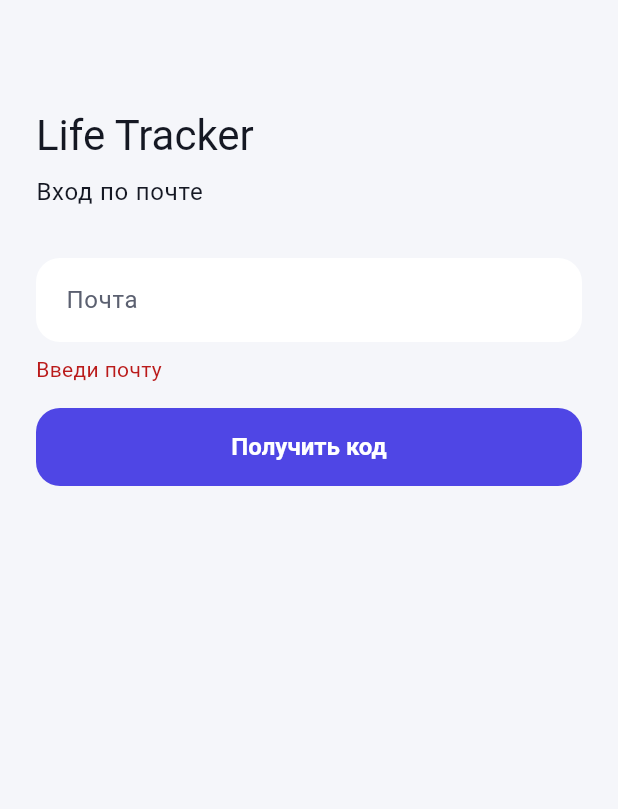
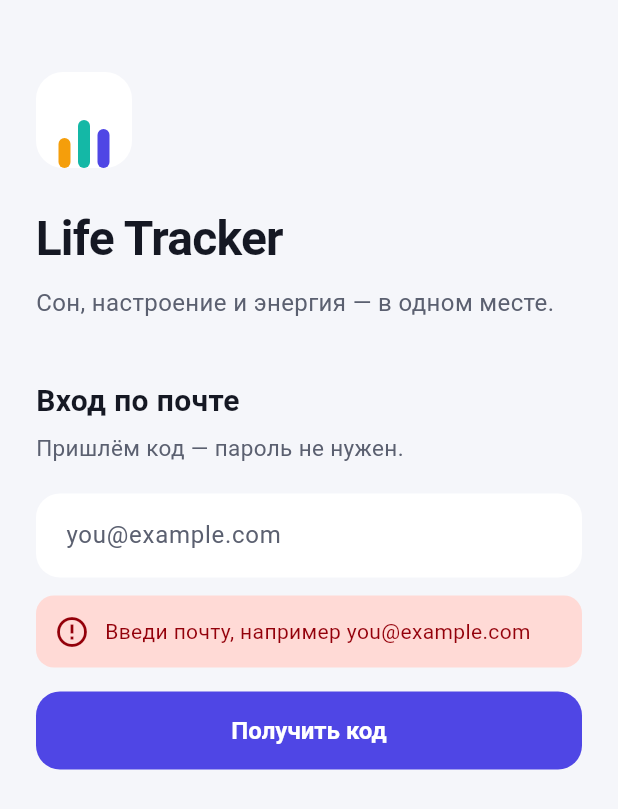
Before and after one commit to Ex1zed/life-tracker, a Flutter app: the screen it shows after launch, after a tap on "Получить код", on a phone screen of 412 x 824 dp. Shown: the top 809 px of the screen. Run offline on Flutter 3.47's test engine with Material 3 defaults, Android fonts, the phone set to English and light mode, and no system bars; our stand-ins replace dio, drift, drift_flutter, flutter_local_notifications, flutter_riverpod, flutter_secure_storage and 4 more; accounts and stored records are empty; generated files the repository leaves out were written again; network calls fail.

Commit message:
Redesign login screen: brand mark, auto sign-in, resend countdown

```diff
--- a/app/lib/features/auth/login_screen.dart
+++ b/app/lib/features/auth/login_screen.dart
@@ -1,7 +1,10 @@
+import 'dart:async';
+
 import 'package:flutter/services.dart';
 import 'package:flutter_riverpod/flutter_riverpod.dart';
 import 'package:material_ui/material_ui.dart';
 
+import '../../core/theme.dart';
 import '../../data/providers.dart';
 import '../../data/repositories/auth_repository.dart';
 import 'auth_controller.dart';
@@ -14,23 +17,32 @@ class LoginScreen extends ConsumerStatefulWidget {
 }
 
 class _LoginScreenState extends ConsumerState<LoginScreen> {
+  /// Same as RESEND_INTERVAL on the server.
+  static const _resendDelay = 60;
+
   final _emailController = TextEditingController();
   final _codeController = TextEditingController();
   bool _codeSent = false;
   bool _busy = false;
   String? _error;
 
+  /// Seconds until "send again" is allowed; 0 = allowed now.
+  int _resendIn = 0;
+  Timer? _resendTimer;
+
   String get _email => _emailController.text.trim();
 
   Future<void> _requestCode() async {
     if (!_email.contains('@')) {
-      setState(() => _error = 'Введи почту');
+      setState(() => _error = 'Введи почту, например you@example.com');
       return;
     }
     await _run(
       () async {
         await ref.read(authRepositoryProvider).requestCode(_email);
-        if (mounted) setState(() => _codeSent = true);
+        if (!mounted) return;
+        setState(() => _codeSent = true);
+        _startResendCountdown();
       },
       tooManyMessage: 'Подожди минуту перед новым запросом кода',
     );
@@ -49,7 +61,18 @@ class _LoginScreenState extends ConsumerState<LoginScreen> {
     );
   }
 
-  /// Shared busy/error handling for both buttons.
+  /// Ticks once a second until the server allows a new code.
+  void _startResendCountdown() {
+    _resendTimer?.cancel();
+    setState(() => _resendIn = _resendDelay);
+    _resendTimer = Timer.periodic(const Duration(seconds: 1), (timer) {
+      if (!mounted) return;
+      setState(() => _resendIn--);
+      if (_resendIn <= 0) timer.cancel();
+    });
+  }
+
+  /// Shared busy/error handling for all actions.
   Future<void> _run(
     Future<void> Function() action, {
     required String tooManyMessage,
@@ -86,6 +109,7 @@ class _LoginScreenState extends ConsumerState<LoginScreen> {
 
   @override
   void dispose() {
+    _resendTimer?.cancel();
     _emailController.dispose();
     _codeController.dispose();
     super.dispose();
@@ -93,69 +117,259 @@ class _LoginScreenState extends ConsumerState<LoginScreen> {
 
   @override
   Widget build(BuildContext context) {
-    final theme = Theme.of(context);
+    final colors = AppColors.of(context);
 
     return Scaffold(
       body: SafeArea(
         child: ListView(
-          padding: const EdgeInsets.all(24),
+          padding: const EdgeInsets.fromLTRB(24, 48, 24, 24),
           children: [
-            const SizedBox(height: 48),
-            Text('Life Tracker', style: theme.textTheme.headlineMedium),
+            const Align(alignment: Alignment.centerLeft, child: BrandMark()),
+            const SizedBox(height: 24),
+            const Text(
+              'Life Tracker',
+              style: TextStyle(
+                fontSize: 32,
+                fontWeight: FontWeight.w700,
+                letterSpacing: -0.5,
+              ),
+            ),
             const SizedBox(height: 8),
-            Text('Вход по почте', style: theme.textTheme.bodyLarge),
-            const SizedBox(height: 32),
+            Text(
+              'Сон, настроение и энергия — в одном месте.',
+              style: TextStyle(fontSize: 16, color: colors.muted),
+            ),
+            const SizedBox(height: 40),
+            // Fades between the two steps instead of jumping.
+            AnimatedSwitcher(
+              duration: const Duration(milliseconds: 250),
+              child: _codeSent ? _codeStep() : _emailStep(),
+            ),
+          ],
+        ),
+      ),
+    );
+  }
+
+  Widget _emailStep() {
+    final colors = AppColors.of(context);
+
+    return Column(
+      key: const ValueKey('email-step'),
+      crossAxisAlignment: CrossAxisAlignment.stretch,
+      children: [
+        const _StepTitle('Вход по почте'),
+        const SizedBox(height: 6),
+        Text(
+          'Пришлём код — пароль не нужен.',
+          style: TextStyle(fontSize: 15, color: colors.muted),
+        ),
+        const SizedBox(height: 20),
         TextField(
           controller: _emailController,
-              enabled: !_codeSent && !_busy,
+          enabled: !_busy,
           keyboardType: TextInputType.emailAddress,
           autocorrect: false,
-              decoration: const InputDecoration(
-                labelText: 'Почта',
-                border: OutlineInputBorder(),
+          autofillHints: const [AutofillHints.email],
+          textInputAction: TextInputAction.go,
+          onSubmitted: (_) => _requestCode(),
+          decoration: const InputDecoration(hintText: 'you@example.com'),
         ),
+        if (_error != null) _ErrorBox(_error!),
+        const SizedBox(height: 16),
+        _PrimaryButton(
+          label: 'Получить код',
+          busy: _busy,
+          onPressed: _requestCode,
         ),
-            if (_codeSent) ...[
-              const SizedBox(height: 16),
-              Text('Код отправлен на $_email'),
-              const SizedBox(height: 8),
+      ],
+    );
+  }
+
+  Widget _codeStep() {
+    final colors = AppColors.of(context);
+    final ink = Theme.of(context).colorScheme.onSurface;
+
+    return Column(
+      key: const ValueKey('code-step'),
+      crossAxisAlignment: CrossAxisAlignment.stretch,
+      children: [
+        const _StepTitle('Введи код'),
+        const SizedBox(height: 6),
+        Text.rich(
+          TextSpan(
+            text: 'Отправили 6 цифр на ',
+            children: [
+              TextSpan(
+                text: _email,
+                style: TextStyle(color: ink, fontWeight: FontWeight.w600),
+              ),
+            ],
+          ),
+          style: TextStyle(fontSize: 15, color: colors.muted),
+        ),
+        const SizedBox(height: 20),
         TextField(
           controller: _codeController,
           enabled: !_busy,
           autofocus: true,
           keyboardType: TextInputType.number,
+          autofillHints: const [AutofillHints.oneTimeCode],
           maxLength: 6,
           inputFormatters: [FilteringTextInputFormatter.digitsOnly],
+          textAlign: TextAlign.center,
+          style: const TextStyle(
+            fontSize: 28,
+            fontWeight: FontWeight.w700,
+            letterSpacing: 12,
+          ),
+          // The sixth digit signs in right away: one less tap.
+          onChanged: (value) {
+            if (value.length == 6 && !_busy) _verifyCode();
+          },
           decoration: const InputDecoration(
-                  labelText: 'Код из письма',
-                  border: OutlineInputBorder(),
+            hintText: '••••••',
+            counterText: '', // hide the "0/6" counter
+          ),
+        ),
+        if (_error != null) _ErrorBox(_error!),
+        const SizedBox(height: 16),
+        _PrimaryButton(label: 'Войти', busy: _busy, onPressed: _verifyCode),
+        const SizedBox(height: 8),
+        Row(
+          mainAxisAlignment: MainAxisAlignment.spaceBetween,
+          children: [
+            TextButton(
+              onPressed: _busy ? null : _changeEmail,
+              child: const Text('Изменить почту'),
+            ),
+            TextButton(
+              onPressed: _busy || _resendIn > 0 ? null : _requestCode,
+              child: Text(
+                _resendIn > 0
+                    ? 'Ещё раз через $_resendIn с'
+                    : 'Отправить ещё раз',
               ),
             ),
           ],
-            if (_error != null) ...[
-              const SizedBox(height: 8),
-              Text(_error!, style: TextStyle(color: theme.colorScheme.error)),
+        ),
       ],
-            const SizedBox(height: 16),
-            FilledButton(
-              onPressed: _busy ? null : (_codeSent ? _verifyCode : _requestCode),
-              child: _busy
+    );
+  }
+}
+
+/// App logo: three bars in the colors of the three scores.
+class BrandMark extends StatelessWidget {
+  const BrandMark({super.key, this.size = 64});
+
+  final double size;
+
+  @override
+  Widget build(BuildContext context) {
+    final colors = AppColors.of(context);
+    final unit = size / 64; // proportions are drawn for a 64 px mark
+
+    Widget bar(double height, Color color) => Container(
+          width: 8 * unit,
+          height: height * unit,
+          decoration: BoxDecoration(
+            color: color,
+            borderRadius: BorderRadius.circular(4 * unit),
+          ),
+        );
+
+    return Container(
+      width: size,
+      height: size,
+      decoration: BoxDecoration(
+        color: colors.card,
+        borderRadius: BorderRadius.circular(18 * unit),
+      ),
+      child: Row(
+        mainAxisAlignment: MainAxisAlignment.center,
+        crossAxisAlignment: CrossAxisAlignment.end,
+        children: [
+          bar(20, colors.mood),
+          SizedBox(width: 5 * unit),
+          bar(32, colors.energy),
+          SizedBox(width: 5 * unit),
+          bar(26, colors.productivity),
+          // Lifts the bars off the bottom edge.
+          SizedBox(height: 46 * unit),
+        ],
+      ),
+    );
+  }
+}
+
+class _StepTitle extends StatelessWidget {
+  const _StepTitle(this.text);
+
+  final String text;
+
+  @override
+  Widget build(BuildContext context) {
+    return Text(
+      text,
+      style: const TextStyle(fontSize: 20, fontWeight: FontWeight.w700),
+    );
+  }
+}
+
+/// Full-width main button; shows a spinner while a request is running.
+class _PrimaryButton extends StatelessWidget {
+  const _PrimaryButton({
+    required this.label,
+    required this.busy,
+    required this.onPressed,
+  });
+
+  final String label;
+  final bool busy;
+  final VoidCallback onPressed;
+
+  @override
+  Widget build(BuildContext context) {
+    return FilledButton(
+      onPressed: busy ? null : onPressed,
+      child: busy
           ? const SizedBox.square(
               dimension: 20,
               child: CircularProgressIndicator(strokeWidth: 2),
             )
-                  : Text(_codeSent ? 'Войти' : 'Получить код'),
+          : Text(label),
+    );
+  }
+}
+
+/// Error message in a tinted box, easier to notice than red text.
+class _ErrorBox extends StatelessWidget {
+  const _ErrorBox(this.message);
+
+  final String message;
+
+  @override
+  Widget build(BuildContext context) {
+    final scheme = Theme.of(context).colorScheme;
+
+    return Padding(
+      padding: const EdgeInsets.only(top: 12),
+      child: Container(
+        padding: const EdgeInsets.all(12),
+        decoration: BoxDecoration(
+          color: scheme.errorContainer,
+          borderRadius: BorderRadius.circular(12),
         ),
-            if (_codeSent) ...[
-              TextButton(
-                onPressed: _busy ? null : _requestCode,
-                child: const Text('Отправить код ещё раз'),
+        child: Row(
+          children: [
+            Icon(Icons.error_outline, color: scheme.onErrorContainer),
+            const SizedBox(width: 10),
+            Expanded(
+              child: Text(
+                message,
+                style: TextStyle(color: scheme.onErrorContainer),
               ),
-              TextButton(
-                onPressed: _busy ? null : _changeEmail,
-                child: const Text('Изменить почту'),
             ),
-            ],
           ],
         ),
       ),
--- a/app/lib/features/checkin/score_row.dart
+++ b/app/lib/features/checkin/score_row.dart
@@ -26,6 +26,9 @@ class ScoreRow extends StatelessWidget {
   final Color color;
   final ValueChanged<int> onChanged;
 
+  /// Wide enough for "10" plus a gap, so the label never moves or touches it.
+  static const _numberWidth = 56.0;
+
   /// Every way of changing the value goes through here:
   /// ignores repeats (a drag reports the same segment many times)
   /// and gives a light tap of haptic feedback on each real change.
@@ -47,7 +50,7 @@ class ScoreRow extends StatelessWidget {
           Row(
             children: [
               SizedBox(
-                width: 48,
+                width: _numberWidth,
                 child: Text(
                   '$value',
                   style: const TextStyle(
```
Also changed, not shown: 1 other file. Lines whose indentation alone changed are shown as unchanged.
